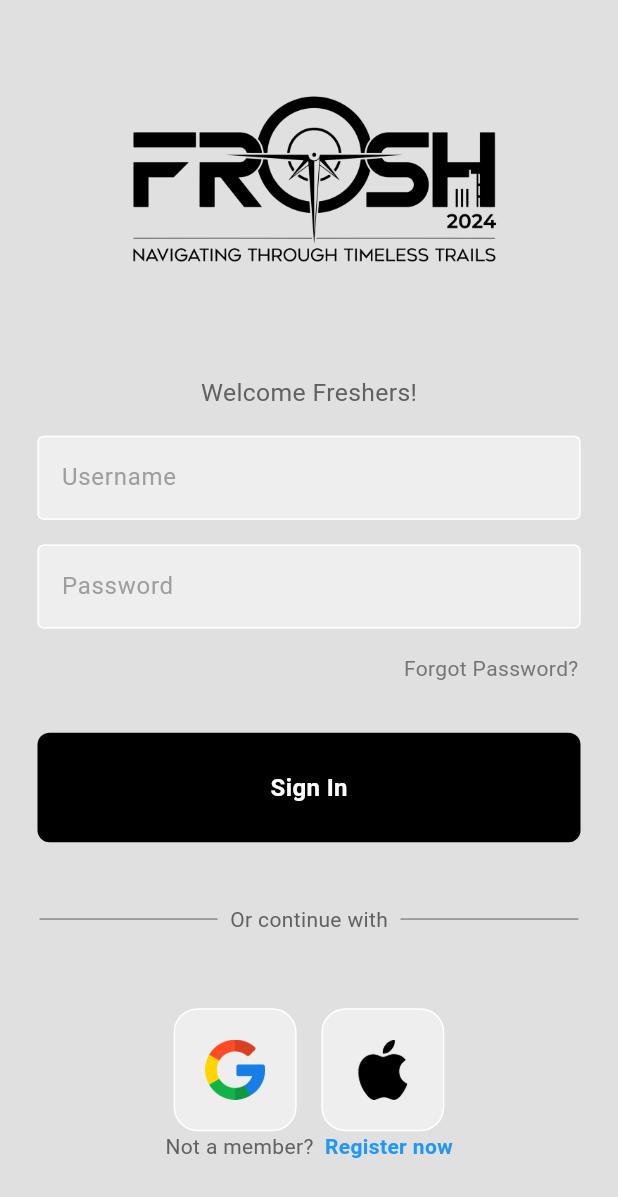
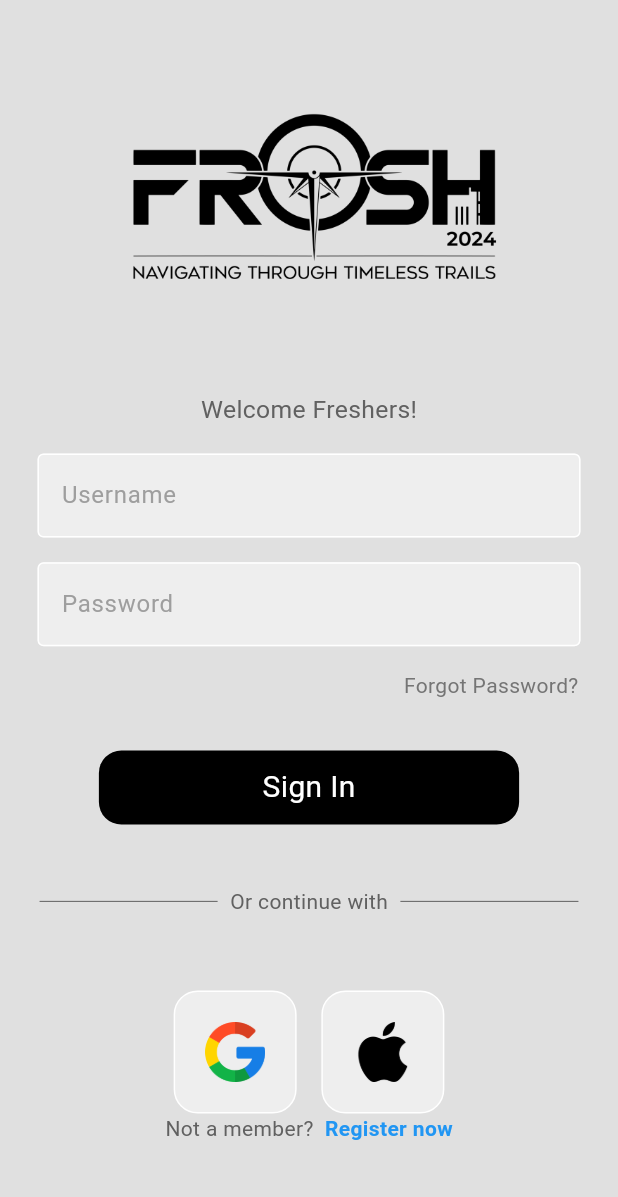
Before and after one commit to mrinank03/App-Workshop, a Flutter app: the screen it shows after launch, on a phone screen of 412 x 824 dp. Shown: the top 1197 px of the screen. Run offline on Flutter 3.47's test engine with Material 3 defaults, Android fonts, the phone set to English and light mode, and no system bars.

Commit message:
changed button to container

```diff
--- a/lib/pages/login_page.dart
+++ b/lib/pages/login_page.dart
@@ -80,9 +80,23 @@ class LoginPage extends StatelessWidget {
 
               SizedBox(height: screenHeight * 0.04),
 
-              // sign in button
-              MyButton(
-                onTap: signUserIn,
+              Container(
+                height: screenHeight*0.06,
+                width: screenWidth*0.34,
+                decoration: BoxDecoration(
+                    color: Colors.black,
+                  borderRadius: BorderRadius.circular(15)
+                ),
+                child: const Align(
+                  alignment: Alignment.center,
+                  child: Text(
+                    'Sign In',
+                    style: TextStyle(
+                      color: Colors.white,
+                      fontSize: 20
+                    ),
+                  ),
+                ),
               ),
 
               SizedBox(height: screenHeight * 0.05),
```
